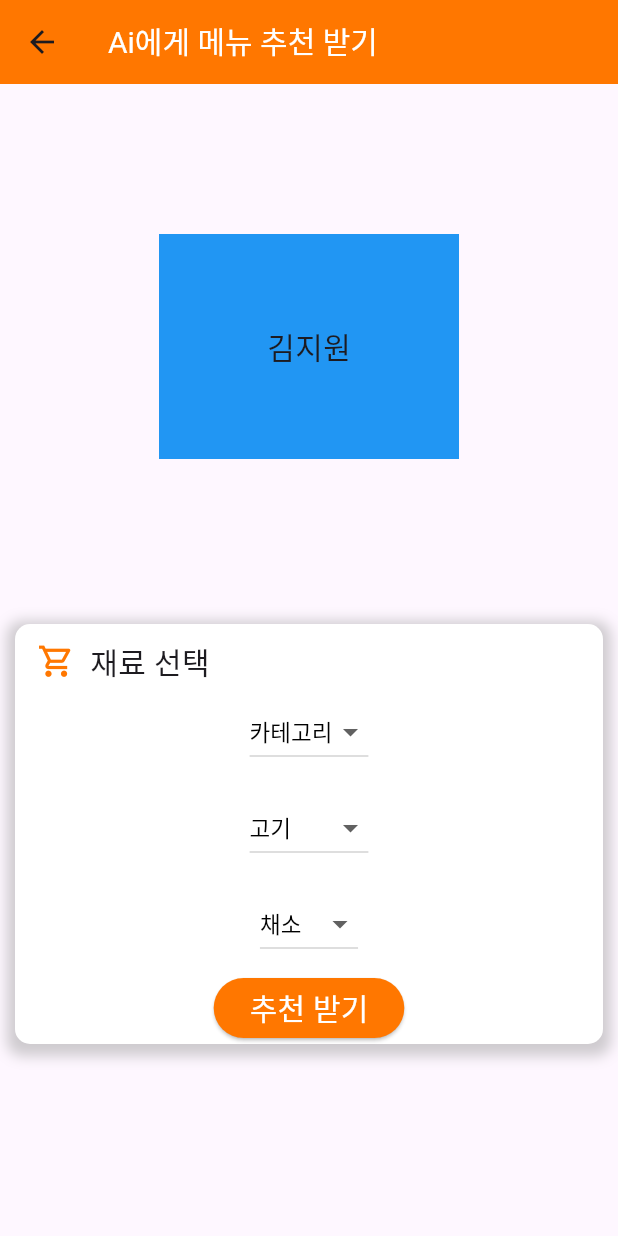
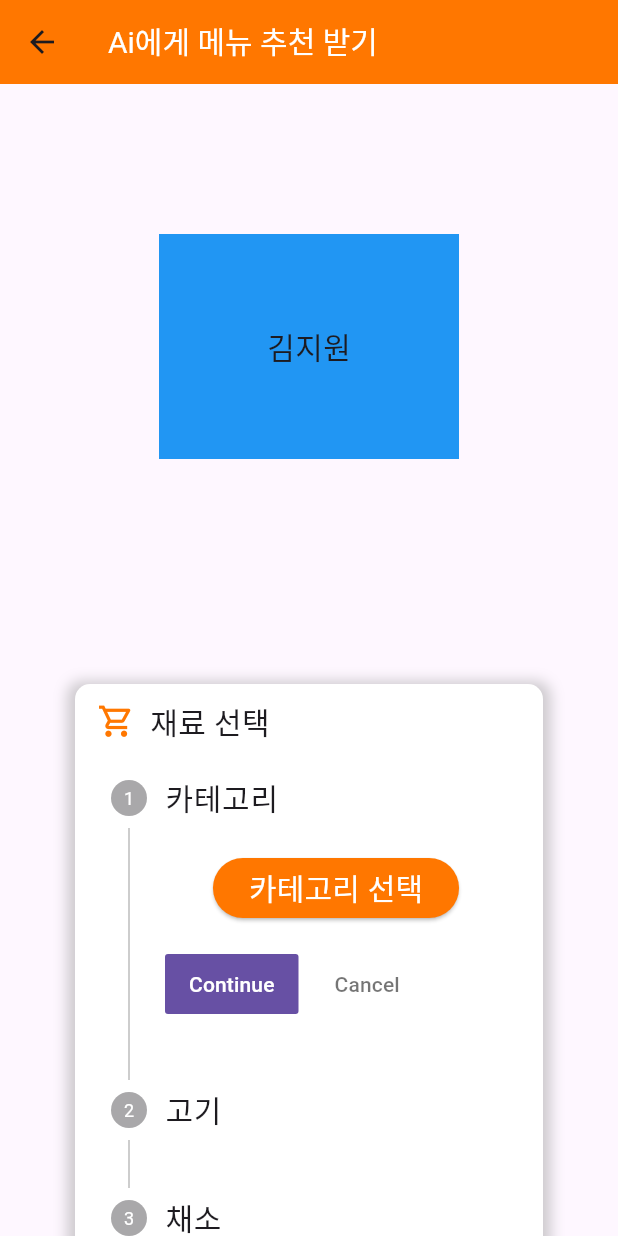
Before and after one commit to EN-SeoMinKim/PuppyAlert-Front-End, a Flutter app: the MenuRecommendHostScreen screen opened directly, on a phone screen of 412 x 824 dp. Run offline on Flutter 3.47's test engine with Material 3 defaults, Android fonts, the phone set to English and light mode, and no system bars; our stand-ins replace avatar_glow, flutter_dotenv, flutter_tts, permission_handler, speech_to_text; missing offline and left inert: flutter_naver_map, remedi_kopo.

Commit message:
Feat : 메뉴 추천을 DropDownWidget으로 하는 게 아닌 다중 선택을 위해 Stepper 사용, CheckBoxListHostWidget Class 생성

```diff
--- a/puppy_alert/lib/screens/host_screens/menu_recommend_host_screen.dart
+++ b/puppy_alert/lib/screens/host_screens/menu_recommend_host_screen.dart
@@ -1,5 +1,6 @@
 import 'package:flutter/material.dart';
 import 'package:puppy_alert/screens/host_screens/menu_detail_host_screen.dart';
+import 'package:puppy_alert/widgets/host_widgets/check_box_list_host_widget.dart';
 
 class MenuRecommendHostScreen extends StatefulWidget {
   const MenuRecommendHostScreen({super.key});
@@ -11,39 +12,36 @@ class MenuRecommendHostScreen extends StatefulWidget {
 
 class _MenuRecommendHostScreenState extends State<MenuRecommendHostScreen> {
   final Map<String, List<String>> _selectedOptionMap = {
-    '카테고리': ['카테고리', '한식', '중식', '일식', '양식', '기타'],
-    '고기': ['고기', '소고기', '돼지고기', '닭고기', '오리고기', '양고기', '기타'],
-    '채소': ['채소', '마늘', '양파', '당근', '감자', '대파', '토마토', '양배추', '버섯', '기타']
+    '카테고리': ['한식', '중식', '일식', '양식', '기타'],
+    '고기': ['소고기', '돼지고기', '닭고기', '오리고기', '양고기', '기타'],
+    '채소': ['마늘', '양파', '당근', '감자', '대파', '토마토', '양배추', '버섯', '기타']
   };
-  final List<String> _selectedValueList = ['카테고리', '고기', '채소'];
+  int _stepperIndex = 0;
 
-  Widget _dropdownWidget(String category) {
-    if (_selectedOptionMap[category] == null) {
-      return const Text('error',
-          style: TextStyle(color: Colors.white, fontSize: 20));
-    }
-
-    int selectedIndex = _selectedOptionMap.keys.toList().indexOf(category);
-
-    return DropdownButton<String>(
-      value: _selectedValueList[selectedIndex],
-      elevation: 16,
-      style: const TextStyle(fontSize: 15, color: Colors.black),
-      dropdownColor: Colors.orange,
-      onChanged: (String? newValue) {
-        if (newValue != null && newValue != _selectedValueList[selectedIndex]) {
-          setState(() {
-            _selectedValueList[selectedIndex] = newValue;
-          });
-        }
+  Step _stepWidget(String value) {
+    return Step(
+      title: Text(value,
+          style: const TextStyle(fontSize: 20)),
+      content: ElevatedButton(
+        style: ElevatedButton.styleFrom(
+          backgroundColor: const Color(0xffFF7700),
+        ),
+        onPressed: () {
+          Navigator.push(
+            context,
+            MaterialPageRoute(
+              builder: (context) =>
+                  CheckBoxListHostWidget(
+                    title: value,
+                    valueList: _selectedOptionMap[value]!,
+                  ),
+            ),
+          );
         },
-      items: _selectedOptionMap[category]!
-          .map<DropdownMenuItem<String>>((String value) {
-        return DropdownMenuItem<String>(
-          value: value,
-          child: Text(value),
-        );
-      }).toList(),
+        child: Text('$value 선택',
+            style: const TextStyle(
+                fontSize: 20, color: Colors.white)),
+      ),
     );
   }
 
@@ -54,7 +52,8 @@ class _MenuRecommendHostScreenState extends State<MenuRecommendHostScreen> {
         title: const Text('Ai에게 메뉴 추천 받기',
             style: TextStyle(color: Colors.white, fontSize: 20)),
       ),
-      body: Column(
+      body: SingleChildScrollView(
+        child: Column(
           children: [
             Padding(
               padding: const EdgeInsets.all(100.0),
@@ -69,7 +68,7 @@ class _MenuRecommendHostScreenState extends State<MenuRecommendHostScreen> {
               ),
             ),
             Padding(
-            padding: const EdgeInsets.all(10.0),
+              padding: const EdgeInsets.all(50.0),
               child: Center(
                 child: Container(
                   decoration: BoxDecoration(
@@ -104,31 +103,35 @@ class _MenuRecommendHostScreenState extends State<MenuRecommendHostScreen> {
                           ],
                         ),
                       ),
-                    Padding(
-                      padding: const EdgeInsets.all(8.0),
-                      child: _dropdownWidget('카테고리'),
+                      SingleChildScrollView(
+                        child: Stepper(
+                          currentStep: _stepperIndex,
+                          onStepCancel: () {
+                            if (_stepperIndex > 0) {
+                              setState(() {
+                                _stepperIndex -= 1;
+                              });
+                            }
+                          },
+                          onStepContinue: () {
+                            if (_stepperIndex <= 0) {
+                              setState(() {
+                                _stepperIndex += 1;
+                              });
+                            }
+                          },
+                          onStepTapped: (int index) {
+                            setState(() {
+                              _stepperIndex = index;
+                            });
+                          },
+                          steps: <Step>[
+                            _stepWidget('카테고리'),
+                            _stepWidget('고기'),
+                            _stepWidget('채소'),
+                          ],
                         ),
-                    Padding(
-                      padding: const EdgeInsets.all(8.0),
-                      child: _dropdownWidget('고기'),
                       ),
-                    Padding(
-                      padding: const EdgeInsets.all(8.0),
-                      child: _dropdownWidget('채소'),
-                    ),
-                    ElevatedButton(
-                        style: ElevatedButton.styleFrom(
-                            backgroundColor: const Color(0xffFF7700)),
-                        onPressed: () {
-                          Navigator.push(
-                              context,
-                              MaterialPageRoute(
-                                  builder: (context) => MenuDetailHostScreen(
-                                      selectedValueList: _selectedValueList)));
-                        },
-                        child: const Text('추천 받기',
-                            style:
-                                TextStyle(fontSize: 20, color: Colors.white))),
                     ],
                   ),
                 ),
@@ -136,6 +139,11 @@ class _MenuRecommendHostScreenState extends State<MenuRecommendHostScreen> {
             ),
           ],
         ),
+      ),
     );
   }
 }
+
+Widget _showDialog() {
+
+}
--- a/puppy_alert/lib/screens/host_screens/shop_host_screen.dart
+++ b/puppy_alert/lib/screens/host_screens/shop_host_screen.dart
@@ -62,7 +62,7 @@ class _ShopHostScreenState extends State<ShopHostScreen> {
             DropdownButton<String>(
               value: _selectedMarketName,
               elevation: 16,
-              style: const TextStyle(color: Colors.white),
+              style: const TextStyle(color: Colors.black),
               dropdownColor: Colors.orange,
               onChanged: (String? value) {
                 if (value != null && value != _selectedMarketName) {
@@ -90,7 +90,7 @@ class _ShopHostScreenState extends State<ShopHostScreen> {
               child: Card(
                 child: ListTile(
                   leading: const Icon(Icons.store, size: 50),
-                  title: Text(_shopModelList[index].name),
+                  title: Text(_shopModelList[index].name, style: const TextStyle(fontWeight: FontWeight.bold)),
                   subtitle: Text(_shopModelList[index].detailAddress),
                   trailing: Padding(
                     padding: const EdgeInsets.fromLTRB(0, 0, 20, 0),
```
Also changed, not shown: puppy_alert/lib/widgets/host_widgets/check_box_list_host_widget.dart (added, +60 -0 lines). Lines whose indentation alone changed are shown as unchanged.
